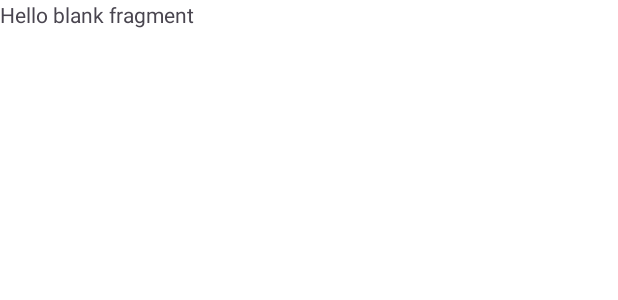
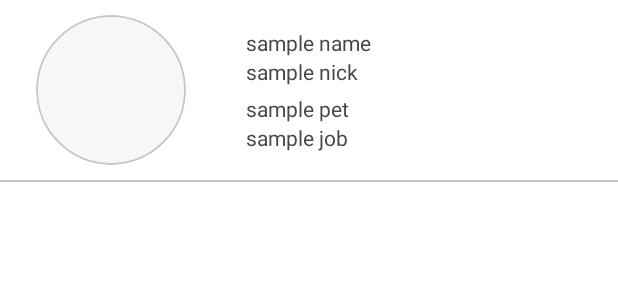
Before and after one commit to MatteoOlarte/paws-hub-android, an Android app: the layout fragment_profile.xml on its own in the app's theme, with its tools: preview values and no code run, on a phone screen of 412 x 824 dp. Shown: the top 300 px of the screen. Run offline under Robolectric (Android 15) with nearby library versions, the phone set to English and light mode, and no system bars.

Commit message:
fragment view

```diff
--- a/app/src/main/java/com/software3/paws_hub_android/ProfileFragment.kt
+++ /dev/null
@@ -1,59 +0,0 @@
-package com.software3.paws_hub_android
-
-import android.os.Bundle
-import androidx.fragment.app.Fragment
-import android.view.LayoutInflater
-import android.view.View
-import android.view.ViewGroup
-
-// TODO: Rename parameter arguments, choose names that match
-// the fragment initialization parameters, e.g. ARG_ITEM_NUMBER
-private const val ARG_PARAM1 = "param1"
-private const val ARG_PARAM2 = "param2"
-
-/**
- * A simple [Fragment] subclass.
- * Use the [ProfileFragment.newInstance] factory method to
- * create an instance of this fragment.
- */
-class ProfileFragment : Fragment() {
-    // TODO: Rename and change types of parameters
-    private var param1: String? = null
-    private var param2: String? = null
-
-    override fun onCreate(savedInstanceState: Bundle?) {
-        super.onCreate(savedInstanceState)
-        arguments?.let {
-            param1 = it.getString(ARG_PARAM1)
-            param2 = it.getString(ARG_PARAM2)
-        }
-    }
-
-    override fun onCreateView(
-        inflater: LayoutInflater, container: ViewGroup?,
-        savedInstanceState: Bundle?
-    ): View? {
-        // Inflate the layout for this fragment
-        return inflater.inflate(R.layout.fragment_profile, container, false)
-    }
-
-    companion object {
-        /**
-         * Use this factory method to create a new instance of
-         * this fragment using the provided parameters.
-         *
-         * @param param1 Parameter 1.
-         * @param param2 Parameter 2.
-         * @return A new instance of fragment ProfileFragment.
-         */
-        // TODO: Rename and change types and number of parameters
-        @JvmStatic
-        fun newInstance(param1: String, param2: String) =
-            ProfileFragment().apply {
-                arguments = Bundle().apply {
-                    putString(ARG_PARAM1, param1)
-                    putString(ARG_PARAM2, param2)
-                }
-            }
-    }
-}
--- a/app/src/main/java/com/software3/paws_hub_android/view/MainActivity.kt
+++ b/app/src/main/java/com/software3/paws_hub_android/view/MainActivity.kt
@@ -30,10 +30,11 @@ class MainActivity : AppCompatActivity() {
         userViewModel.isGuestUser.observe(this) {
             if (it) navigateToWelcomeActivity()
         }
-
+        /*
         userViewModel.userData.observe(this) {
             binding.activityMainToolbar.title = it.uName
         }
+        */
     }
 
     override fun onCreateOptionsMenu(menu: Menu?): Boolean {
@@ -69,7 +70,7 @@ class MainActivity : AppCompatActivity() {
     }
 
     private fun navigateToWelcomeActivity() {
-        Intent(this.applicationContext, MainActivity::class.java).also {
+        Intent(this.applicationContext, WelcomeActivity::class.java).also {
             startActivity(it)
         }
     }
--- /dev/null
+++ b/app/src/main/java/com/software3/paws_hub_android/view/ProfileFragment.kt
@@ -0,0 +1,41 @@
+package com.software3.paws_hub_android.view
+
+import android.os.Bundle
+import androidx.fragment.app.Fragment
+import android.view.LayoutInflater
+import android.view.View
+import android.view.ViewGroup
+import com.software3.paws_hub_android.R
+
+
+class ProfileFragment : Fragment() {
+    private var param1: String? = null
+    private var param2: String? = null
+
+    override fun onCreate(savedInstanceState: Bundle?) {
+        super.onCreate(savedInstanceState)
+        arguments?.let {
+            param1 = it.getString(ARG_PARAM1)
+            param2 = it.getString(ARG_PARAM2)
+        }
+    }
+
+    override fun onCreateView(
+        inflater: LayoutInflater, container: ViewGroup?, savedInstanceState: Bundle?
+    ): View? {
+        return inflater.inflate(R.layout.fragment_profile, container, false)
+    }
+
+    companion object {
+        private const val ARG_PARAM1 = "param1"
+        private const val ARG_PARAM2 = "param2"
+
+        @JvmStatic
+        fun newInstance(param1: String, param2: String) = ProfileFragment().apply {
+            arguments = Bundle().apply {
+                putString(ARG_PARAM1, param1)
+                putString(ARG_PARAM2, param2)
+            }
+        }
+    }
+}
--- a/app/src/main/java/com/software3/paws_hub_android/viewmodel/UserViewModel.kt
+++ b/app/src/main/java/com/software3/paws_hub_android/viewmodel/UserViewModel.kt
@@ -9,7 +9,7 @@ import com.software3.paws_hub_android.model.firebase.UserDataDAO
 
 
 class UserViewModel: ViewModel() {
-    val currentUser: FirebaseUser? = FirebaseAuth.getInstance().currentUser
+    private val currentUser: FirebaseUser? = FirebaseAuth.getInstance().currentUser
     val userData = MutableLiveData<UserData>()
     val isGuestUser = MutableLiveData<Boolean>()
     fun checkUserLoggedInStatus() = isGuestUser.postValue(currentUser == null)
--- a/app/src/main/res/layout/activity_main.xml
+++ b/app/src/main/res/layout/activity_main.xml
@@ -15,8 +15,11 @@
         app:layout_constraintBottom_toTopOf="@id/activity_main__navigation">
 
         <androidx.fragment.app.FragmentContainerView
+            android:id="@+id/dsdsdfsdfsdf"
             android:layout_height="match_parent"
-            android:layout_width="match_parent"/>
+            android:layout_width="match_parent"
+            android:name="com.software3.paws_hub_android.view.ProfileFragment"
+            tools:layout="@layout/fragment_profile"/>
 
         <com.google.android.material.appbar.AppBarLayout
             android:layout_width="match_parent"
--- a/app/src/main/res/layout/fragment_profile.xml
+++ b/app/src/main/res/layout/fragment_profile.xml
@@ -1,14 +1,102 @@
 <?xml version="1.0" encoding="utf-8"?>
-<FrameLayout xmlns:android="http://schemas.android.com/apk/res/android"
+<LinearLayout xmlns:android="http://schemas.android.com/apk/res/android"
+    xmlns:app="http://schemas.android.com/apk/res-auto"
     xmlns:tools="http://schemas.android.com/tools"
+
     android:layout_width="match_parent"
     android:layout_height="match_parent"
-    tools:context=".ProfileFragment">
+    android:orientation="vertical"
+    tools:context=".view.ProfileFragment">
 
-    <!-- TODO: Update blank fragment layout -->
-    <TextView
+    <LinearLayout
         android:layout_width="match_parent"
-        android:layout_height="match_parent"
-        android:text="@string/hello_blank_fragment" />
+        android:layout_height="wrap_content"
+        android:gravity="center"
+        android:orientation="horizontal"
+        android:paddingHorizontal="24dp"
+        android:paddingVertical="10dp">
 
-</FrameLayout>
+
+        <com.google.android.material.card.MaterialCardView
+
+            android:layout_width="100dp"
+            android:layout_height="100dp"
+
+            app:cardCornerRadius="50dp"
+            app:cardElevation="0dp">
+
+            <ImageView
+                android:id="@+id/register_activity_profile_picture"
+                android:layout_width="match_parent"
+                android:layout_height="match_parent"
+                android:layout_margin="15dp"
+                android:contentDescription=""
+                android:scaleType="fitXY"
+                />
+
+        </com.google.android.material.card.MaterialCardView>
+
+        <Space
+            android:layout_width="40dp"
+            android:layout_height="match_parent" />
+
+        <LinearLayout
+            android:layout_width="match_parent"
+            android:layout_height="wrap_content"
+            android:orientation="vertical">
+
+            <TextView
+                android:id="@+id/fragment_profile_name"
+                android:layout_width="match_parent"
+                android:layout_height="wrap_content"
+                android:text="sample name"
+
+                tools:ignore="hardCodedText" />
+
+            <TextView
+                android:id="@+id/fragment_profile_nickname"
+                android:layout_width="match_parent"
+                android:layout_height="wrap_content"
+                android:layout_marginBottom="5dp"
+                android:text="sample nick"
+
+                tools:ignore="hardCodedText" />
+
+            <TextView
+                android:id="@+id/fragment_profile_pet_preference"
+                android:layout_width="match_parent"
+                android:layout_height="wrap_content"
+                android:text="sample pet"
+
+                tools:ignore="hardCodedText" />
+
+            <TextView
+                android:id="@+id/fragment_profile_job_status"
+                android:layout_width="match_parent"
+                android:layout_height="wrap_content"
+                android:text="sample job"
+
+                tools:ignore="hardCodedText" />
+
+            <com.google.android.material.button.MaterialButton
+                style="@style/Widget.MaterialComponents.Button.TextButton"
+                android:layout_width="match_parent"
+                android:layout_height="wrap_content"
+                android:text="Update"
+                android:visibility="gone" />
+
+        </LinearLayout>
+
+    </LinearLayout>
+
+    <com.google.android.material.divider.MaterialDivider
+        android:layout_width="match_parent"
+        android:layout_height="wrap_content"
+        android:layout_marginBottom="10dp" />
+
+    <androidx.recyclerview.widget.RecyclerView
+        android:layout_width="match_parent"
+        android:layout_height="wrap_content"
+        android:paddingHorizontal="24dp" />
+
+</LinearLayout>
```
